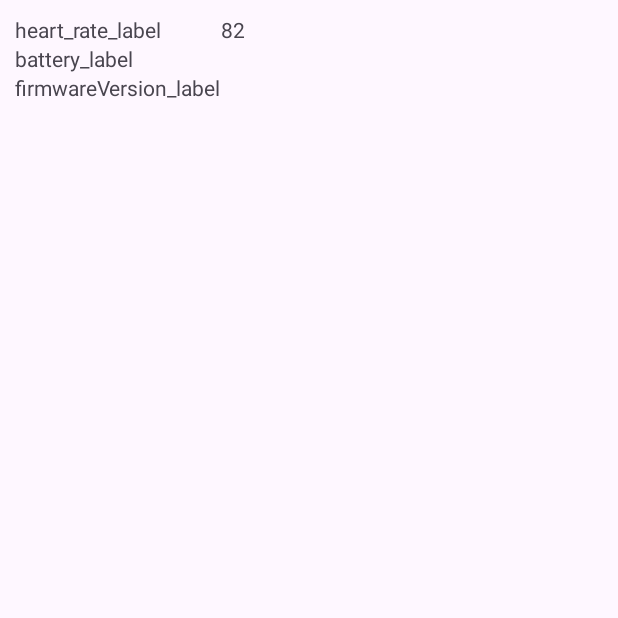
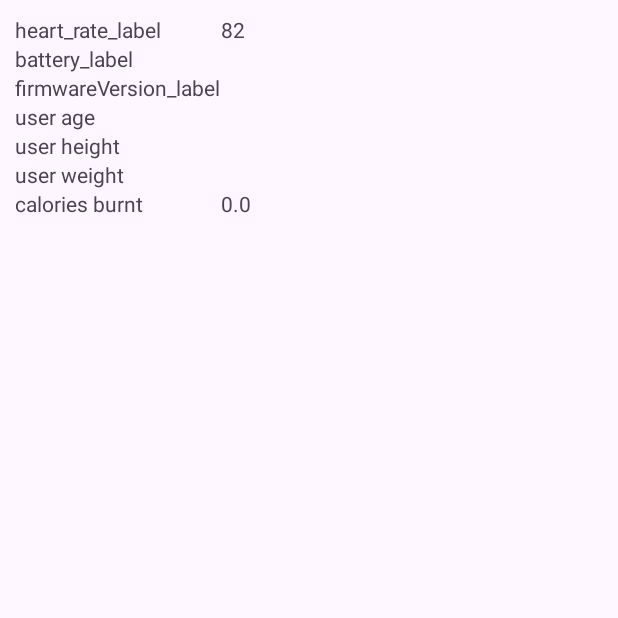
Before and after one commit to sighaunt3/RhythymTest, an Android app: the fragment RhythmPlusFragment placed in its activity, on a phone screen of 412 x 824 dp, the top half of it. Run offline under Robolectric (Android 15) with nearby library versions, the phone set to English and light mode, and no system bars; libraries missing offline, so code that uses them is left out: com.scosche.sdk24; 1 statement that could not run was skipped.

Commit message:
second vers

```diff
--- a/app/build.gradle.kts
+++ b/app/build.gradle.kts
@@ -44,7 +44,8 @@ dependencies {
     implementation(files("C:\\Users\\onbiron\\Downloads\\ScoscheSDK24_V_1_0.aar"))
     implementation ("androidx.recyclerview:recyclerview:1.3.1")
     implementation ("com.google.android.gms:play-services-location:21.0.1")
-
+    implementation ("androidx.lifecycle:lifecycle-viewmodel:2.3.1")
+    implementation ("androidx.lifecycle:lifecycle-livedata:2.3.1")
     testImplementation("junit:junit:4.13.2")
     androidTestImplementation("androidx.test.ext:junit:1.1.5")
     androidTestImplementation("androidx.test.espresso:espresso-core:3.5.1")
--- /dev/null
+++ b/app/src/main/java/com/example/bluetoothtest/LoginFragment.kt
@@ -0,0 +1,49 @@
+package com.example.bluetoothtest
+
+import android.annotation.SuppressLint
+import android.os.Bundle
+import android.view.LayoutInflater
+import android.view.View
+import android.view.ViewGroup
+import android.widget.Button
+import android.widget.EditText
+import androidx.fragment.app.Fragment
+import androidx.lifecycle.ViewModelProvider
+
+
+class LoginFragment: Fragment() {
+    override fun onCreate(savedInstanceState: Bundle?) {
+        super.onCreate(savedInstanceState)
+    }
+    @SuppressLint("MissingInflatedId")
+    override fun onCreateView(
+        inflater: LayoutInflater, container: ViewGroup?,
+        savedInstanceState: Bundle?
+    ): View {
+        setHasOptionsMenu(true)
+        val view: View = inflater.inflate(R.layout.fragment_login, container, false)
+        val age = view.findViewById<EditText>(R.id.age_txt)
+        val height = view.findViewById<EditText>(R.id.height_txt)
+        val weight = view.findViewById<EditText>(R.id.weight_txt)
+        val button = view.findViewById<Button>(R.id.button)
+        val sharedViewModel = ViewModelProvider(requireActivity()).get(SharedViewModel::class.java)
+        button.setOnClickListener{
+            sharedViewModel.age_data.value = age.text.toString()
+            sharedViewModel.height_data.value = height.text.toString()
+            sharedViewModel.weight_data.value = weight.text.toString()
+            sharedViewModel.tmp.value = true
+            println(sharedViewModel.tmp)
+            requireActivity().supportFragmentManager
+                .beginTransaction()
+                .remove(this) // Remove the current fragment
+                .commit()
+
+
+
+
+        }
+
+        return view
+    }
+
+}
--- a/app/src/main/java/com/example/bluetoothtest/MainActivity.kt
+++ b/app/src/main/java/com/example/bluetoothtest/MainActivity.kt
@@ -6,6 +6,7 @@ import androidx.appcompat.app.AppCompatActivity
 import androidx.core.app.ActivityCompat
 import androidx.fragment.app.Fragment
 import androidx.fragment.app.FragmentManager
+import androidx.lifecycle.ViewModelProvider
 import com.scosche.sdk24.ErrorType
 import com.scosche.sdk24.FitFileContent.FitFileInfo
 import com.scosche.sdk24.RhythmDevice
@@ -21,6 +22,8 @@ class MainActivity : AppCompatActivity(), RhythmSDKScanningCallback, RhythmSDKDe
     private lateinit var fileName: String
     private lateinit var data: ByteArray
     private var isRhythm24: Boolean = false
+    private lateinit var sharedViewModel: SharedViewModel
+
 
     fun getSdk(): ScoscheSDK24? {
         return sdk
@@ -31,20 +34,40 @@ class MainActivity : AppCompatActivity(), RhythmSDKScanningCallback, RhythmSDKDe
         setContentView(com.example.bluetoothtest.R.layout.activity_main)
 
         sdk = ScoscheSDK24(this)
-
+        println("main")
+        sharedViewModel = ViewModelProvider(this).get(SharedViewModel::class.java)
+        println(sharedViewModel.tmp)
         var fragment: Fragment? = null
-        try {
-            fragment = ScannedDeviceFragment::class.java.newInstance()
+        sharedViewModel.tmp.observe(this){
+            println("cool")
+            var xd: Fragment = ScannedDeviceFragment::class.java.newInstance()
             supportFragmentManager.beginTransaction().replace(
                 com.example.bluetoothtest.R.id.flContent,
-                fragment,
+                xd,
                 "ScannedDeviceFragment"
-            ).commit()
+            ).addToBackStack(null).commit()
+            println("HERE")
+            sdk.startScan(this)
+
+        }
+
+
+        try {
+
+                println("testtt")
+                fragment = LoginFragment::class.java.newInstance()
+                supportFragmentManager.beginTransaction().replace(
+                    com.example.bluetoothtest.R.id.flContent,
+                    fragment,
+                    "LoginFragment"
+                ).addToBackStack(null).commit()
+                println("HERE")
+
+            println("test")
         } catch (e: Exception) {
             e.printStackTrace()
         }
 
-        sdk.startScan(this)
     }
 
     override fun deviceFound(p0: RhythmDevice?) {
--- a/app/src/main/java/com/example/bluetoothtest/RhythmPlusFragment.kt
+++ b/app/src/main/java/com/example/bluetoothtest/RhythmPlusFragment.kt
@@ -1,34 +1,67 @@
 package com.example.bluetoothtest
 
+import android.annotation.SuppressLint
 import android.os.Bundle
 import android.view.LayoutInflater
 import android.view.View
 import android.view.ViewGroup
 import android.widget.TextView
 import androidx.fragment.app.Fragment
+import androidx.lifecycle.ViewModelProvider
 
 
 class RhythmPlusFragment : Fragment() {
     private var heartRateField: TextView? = null
     private var batteryField: TextView? = null
+
+
     private var firmwareVersionField: TextView? = null
     override fun onCreate(savedInstanceState: Bundle?) {
         super.onCreate(savedInstanceState)
     }
 
+    @SuppressLint("MissingInflatedId")
     override fun onCreateView(
         inflater: LayoutInflater, container: ViewGroup?,
         savedInstanceState: Bundle?
     ): View {
         val view: View = inflater.inflate(com.example.bluetoothtest.R.layout.fragment_rhthym_plus, container, false)
+        val sharedview = ViewModelProvider(requireActivity()).get(SharedViewModel::class.java)
+
+        var age = sharedview.age_data.value
+        var height = sharedview.height_data.value
+        var weight = sharedview.weight_data.value
+        var finage = view?.findViewById<TextView>(R.id.txt_age)
+        var finheight = view?.findViewById<TextView>(R.id.txt_height)
+        var finweight = view?.findViewById<TextView>(R.id.txt_weight)
+        var cal = view?.findViewById<TextView>(R.id.calories)
         heartRateField = view.findViewById<TextView>(com.example.bluetoothtest.R.id.heart_rate)
         batteryField = view.findViewById<TextView>(com.example.bluetoothtest.R.id.batteryLevelField)
         firmwareVersionField = view.findViewById<TextView>(com.example.bluetoothtest.R.id.firmwareVersionField)
+
+        finage?.text = age
+        cal?.text = "0.0"
+        finweight?.text = weight
+        finheight?.text = height
+
         return view
     }
 
     fun updateHeartRate(heartRate: String?) {
+        var total_calories:Double = 0.0
+        val sharedview = ViewModelProvider(requireActivity()).get(SharedViewModel::class.java)
+
+        var age = sharedview.age_data.value
+        var height = sharedview.height_data.value
+        var weight = sharedview.weight_data.value
+        var cal = view?.findViewById<TextView>(R.id.calories)
         heartRateField!!.text = heartRate
+        val bmr = (weight.toString().toDouble() * 10) + (6.25*height.toString().toDouble()) + (age.toString().toDouble()*5) + 5
+        val adjustedbmr = bmr
+        val caloriesmin = adjustedbmr/60
+        val caloriessec = caloriesmin/60
+        total_calories += bmr.toDouble()
+        cal?.text = total_calories.toString()
     }
 
     fun updateBattery(batteryLevel: Int) {
--- a/app/src/main/java/com/example/bluetoothtest/ScannedDeviceFragment.kt
+++ b/app/src/main/java/com/example/bluetoothtest/ScannedDeviceFragment.kt
@@ -7,6 +7,7 @@ import android.view.LayoutInflater
 import android.view.View
 import android.view.ViewGroup
 import androidx.fragment.app.Fragment
+import androidx.lifecycle.ViewModelProvider
 import androidx.recyclerview.widget.RecyclerView
 import com.scosche.sdk24.RhythmDevice
 
@@ -22,6 +23,8 @@ class ScannedDeviceFragment : Fragment() {
         savedInstanceState: Bundle?
     ): View {
         setHasOptionsMenu(true)
+        val sharedViewModel = ViewModelProvider(requireActivity()).get(SharedViewModel::class.java)
+        val data = sharedViewModel.age_data.value
         val view: View = inflater.inflate(R.layout.fragment_device_scanned, container, false)
         val recyclerView = view.findViewById<RecyclerView>(R.id.scanneddevices)
         recyclerView?.adapter = ScannedDeviceRecyclerViewAdapter(
--- /dev/null
+++ b/app/src/main/java/com/example/bluetoothtest/SharedViewModel.kt
@@ -0,0 +1,12 @@
+package com.example.bluetoothtest
+
+import androidx.lifecycle.MutableLiveData
+import androidx.lifecycle.ViewModel
+
+class SharedViewModel: ViewModel() {
+    val age_data: MutableLiveData<String> = MutableLiveData()
+    val height_data: MutableLiveData<String> = MutableLiveData()
+    val weight_data: MutableLiveData<String> = MutableLiveData()
+    var tmp:MutableLiveData<Boolean> = MutableLiveData()
+
+}
--- a/app/src/main/res/layout/fragment_device_scanned.xml
+++ b/app/src/main/res/layout/fragment_device_scanned.xml
@@ -32,7 +32,8 @@
         android:layout_height="wrap_content"
         android:layout_marginStart="10dp"
         android:indeterminateTint="@android:color/white"
-        app:layout_constraintStart_toEndOf="@+id/textView" />
+        app:layout_constraintStart_toEndOf="@+id/textView"
+        tools:ignore="MissingConstraints" />
 
     <androidx.recyclerview.widget.RecyclerView
         android:id="@+id/scanneddevices"
--- a/app/src/main/res/layout/fragment_rhthym_plus.xml
+++ b/app/src/main/res/layout/fragment_rhthym_plus.xml
@@ -57,4 +57,60 @@
             android:layout_height="wrap_content" />
     </TableRow>
 
+    <TableRow
+        android:layout_width="fill_parent"
+        android:layout_height="wrap_content">
+
+        <TextView
+            android:layout_width="wrap_content"
+            android:layout_height="wrap_content"
+            android:text="user age" />
+
+        <TextView
+            android:id="@+id/txt_age"
+            android:layout_width="wrap_content"
+            android:layout_height="wrap_content" />
+    </TableRow>
+    <TableRow
+        android:layout_width="fill_parent"
+        android:layout_height="wrap_content">
+
+        <TextView
+            android:layout_width="wrap_content"
+            android:layout_height="wrap_content"
+            android:text="user height" />
+
+        <TextView
+            android:id="@+id/txt_height"
+            android:layout_width="wrap_content"
+            android:layout_height="wrap_content" />
+    </TableRow>
+    <TableRow
+        android:layout_width="fill_parent"
+        android:layout_height="wrap_content">
+
+        <TextView
+            android:layout_width="wrap_content"
+            android:layout_height="wrap_content"
+            android:text="user weight" />
+
+        <TextView
+            android:id="@+id/txt_weight"
+            android:layout_width="wrap_content"
+            android:layout_height="wrap_content" />
+    </TableRow>
+    <TableRow
+        android:layout_width="fill_parent"
+        android:layout_height="wrap_content">
+
+        <TextView
+            android:layout_width="wrap_content"
+            android:layout_height="wrap_content"
+            android:text="calories burnt" />
+
+        <TextView
+            android:id="@+id/calories"
+            android:layout_width="wrap_content"
+            android:layout_height="wrap_content" />
+    </TableRow>
 </TableLayout>
--- a/app/src/main/res/values/strings.xml
+++ b/app/src/main/res/values/strings.xml
@@ -1,3 +1,8 @@
 <resources>
     <string name="app_name">bluetooth test</string>
+    <string name="enter_your_height">Enter your height</string>
+    <string name="enter_your_weight">Enter your weight</string>
+    <string name="enter_your_age">Enter your age</string>
+    <string name="enter_your_details">Enter Your Details</string>
+    <string name="write_here">write here</string>
 </resources>
```
Also changed, not shown: app/src/main/java/com/example/bluetoothtest/Helper.kt (added, +12 -0 lines), app/src/main/res/layout/fragment_login.xml (added, +87 -0 lines).
